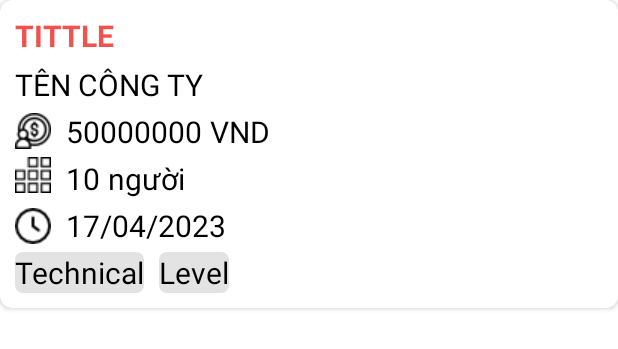
After one commit to DGB2001/recruitment_manager, an Android app: the layout item_recruitment_news.xml on its own in the app's theme, with its tools: preview values and no code run, on a phone screen of 412 x 824 dp. The commit adds this screen. Shown: the top 349 px of the screen. Run offline under Robolectric (Android 15) with nearby library versions, the phone set to English and light mode, and no system bars.

Commit message:
Feature: get recruitment news list
design recycle view news list

```diff
--- /dev/null
+++ b/app/src/main/res/drawable/bg_strip_round.xml
@@ -0,0 +1,9 @@
+<?xml version="1.0" encoding="utf-8"?>
+<shape xmlns:android="http://schemas.android.com/apk/res/android" android:shape="rectangle" >
+   <!-- portrait -->
+    <solid android:color="#E3E3E3" />
+
+    <corners
+        android:radius="5dp"/>
+
+</shape>
--- a/app/src/main/res/layout/activity_get_recruitment_news_list.xml
+++ b/app/src/main/res/layout/activity_get_recruitment_news_list.xml
@@ -24,7 +24,7 @@
 
         <androidx.constraintlayout.widget.ConstraintLayout
             android:layout_width="match_parent"
-            android:layout_height="match_parent"
+            android:layout_height="wrap_content"
             android:background="#FFFFFF">
 
             <androidx.appcompat.widget.Toolbar
--- /dev/null
+++ b/app/src/main/res/layout/item_recruitment_news.xml
@@ -0,0 +1,147 @@
+<?xml version="1.0" encoding="utf-8"?>
+<androidx.cardview.widget.CardView xmlns:android="http://schemas.android.com/apk/res/android"
+    xmlns:app="http://schemas.android.com/apk/res-auto"
+    xmlns:tools="http://schemas.android.com/tools"
+    android:layout_width="match_parent"
+    android:layout_height="wrap_content"
+    app:cardCornerRadius="8dp">
+
+    <RelativeLayout
+        android:layout_width="match_parent"
+        android:layout_height="wrap_content"
+        android:padding="10dp">
+
+        <TextView
+            android:id="@+id/tv_tittle"
+            android:layout_width="match_parent"
+            android:layout_height="wrap_content"
+            android:text="Tittle"
+            android:textAllCaps="true"
+            android:textColor="#EF5350"
+            android:textStyle="bold"
+            android:textSize="20dp" />
+
+        <TextView
+            android:id="@+id/tv_employer_name"
+            android:layout_width="match_parent"
+            android:layout_height="wrap_content"
+            android:layout_below="@id/tv_tittle"
+            android:layout_marginTop="5dp"
+            android:text="Tên công ty"
+            android:textAllCaps="true"
+            android:textColor="@color/black"
+            android:textSize="20dp" />
+
+        <ImageView
+            android:id="@+id/img_salary"
+            android:layout_width="wrap_content"
+            android:layout_height="wrap_content"
+            android:layout_below="@id/tv_employer_name"
+            android:layout_marginTop="5dp"
+            tools:srcCompat="@drawable/ic_salary" />
+
+        <TextView
+            android:id="@+id/tv_salary"
+            android:layout_width="wrap_content"
+            android:layout_height="wrap_content"
+            android:layout_below="@id/tv_employer_name"
+            android:layout_marginLeft="10dp"
+            android:layout_marginTop="4dp"
+            android:layout_toEndOf="@id/img_salary"
+            android:text="50000000"
+            android:textColor="@color/black"
+            android:textSize="20dp" />
+
+        <TextView
+            android:id="@+id/tv_vnd"
+            android:layout_width="wrap_content"
+            android:layout_height="wrap_content"
+            android:layout_below="@id/tv_employer_name"
+            android:layout_marginLeft="5dp"
+            android:layout_marginTop="4dp"
+            android:layout_toEndOf="@id/tv_salary"
+            android:text="VND"
+            android:textColor="@color/black"
+            android:textSize="20dp" />
+
+        <ImageView
+            android:id="@+id/img_quantity"
+            android:layout_width="wrap_content"
+            android:layout_height="wrap_content"
+            android:layout_below="@id/img_salary"
+            android:layout_marginTop="5dp"
+            tools:srcCompat="@drawable/ic_quantity" />
+
+        <TextView
+            android:id="@+id/tv_quantity"
+            android:layout_width="wrap_content"
+            android:layout_height="wrap_content"
+            android:layout_below="@id/tv_salary"
+            android:layout_marginLeft="10dp"
+            android:layout_marginTop="4dp"
+            android:layout_toEndOf="@id/img_quantity"
+            android:text="10"
+            android:textColor="@color/black"
+            android:textSize="20dp" />
+
+        <TextView
+            android:id="@+id/tv_nguoi"
+            android:layout_width="wrap_content"
+            android:layout_height="wrap_content"
+            android:layout_below="@id/tv_salary"
+            android:layout_marginLeft="5dp"
+            android:layout_marginTop="4dp"
+            android:layout_toEndOf="@id/tv_quantity"
+            android:text="người"
+            android:textColor="@color/black"
+            android:textSize="20dp" />
+
+
+        <ImageView
+            android:id="@+id/img_time"
+            android:layout_width="wrap_content"
+            android:layout_height="wrap_content"
+            android:layout_below="@id/img_quantity"
+            android:layout_marginTop="10dp"
+            tools:srcCompat="@drawable/ic_time" />
+
+        <TextView
+            android:id="@+id/tv_time"
+            android:layout_width="wrap_content"
+            android:layout_height="wrap_content"
+            android:layout_below="@id/tv_quantity"
+            android:layout_marginLeft="10dp"
+            android:layout_marginTop="4dp"
+            android:layout_toEndOf="@id/img_quantity"
+            android:text="17/04/2023"
+            android:textColor="@color/black"
+            android:textSize="20dp" />
+
+        <TextView
+            android:id="@+id/tv_technical"
+            android:layout_width="wrap_content"
+            android:layout_height="wrap_content"
+            android:layout_below="@id/tv_time"
+            android:layout_marginTop="4dp"
+            android:background="@drawable/bg_strip_round"
+            android:text="Technical"
+            android:textColor="@color/black"
+            android:textSize="20dp" />
+
+        <TextView
+            android:id="@+id/tv_level"
+            android:layout_width="wrap_content"
+            android:layout_height="wrap_content"
+            android:layout_below="@id/tv_time"
+            android:layout_marginLeft="10dp"
+            android:layout_marginTop="4dp"
+            android:layout_toEndOf="@id/tv_technical"
+            android:background="@drawable/bg_strip_round"
+            android:text="Level"
+            android:textColor="@color/black"
+            android:textSize="20dp" />
+
+
+    </RelativeLayout>
+
+</androidx.cardview.widget.CardView>
```
Also changed, not shown: app/src/main/res/drawable/ic_quantity.png (added), app/src/main/res/drawable/ic_salary.png (added), app/src/main/res/drawable/ic_time.png (added).
